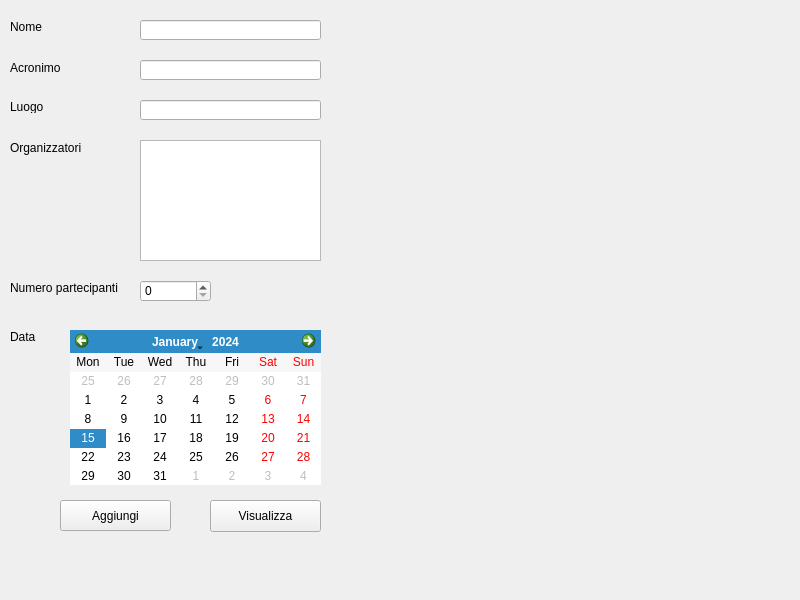
Old version of the form Progetto/paginaconferenza.ui in the repository marcovirgillo/ProgettoPO.
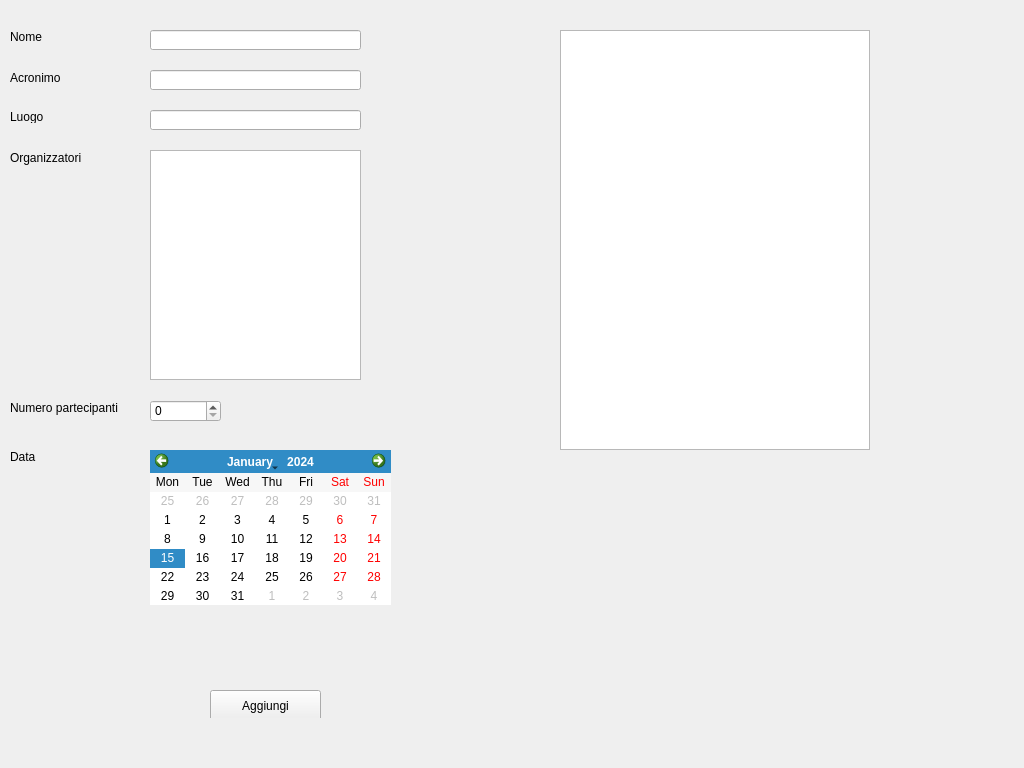
New version of the form.

```diff
--- a/Progetto/paginaconferenza.ui
+++ b/Progetto/paginaconferenza.ui
@@ -6,8 +6,8 @@
    <rect>
     <x>0</x>
     <y>0</y>
-    <width>800</width>
-    <height>600</height>
+    <width>1024</width>
+    <height>768</height>
    </rect>
   </property>
   <property name="windowTitle">
@@ -18,8 +18,8 @@
     <rect>
      <x>0</x>
      <y>0</y>
-     <width>800</width>
-     <height>550</height>
+     <width>1024</width>
+     <height>718</height>
     </rect>
    </property>
    <property name="currentIndex">
@@ -29,41 +29,18 @@
     <widget class="QLineEdit" name="Nome">
      <property name="geometry">
       <rect>
-       <x>140</x>
-       <y>20</y>
-       <width>181</width>
+       <x>150</x>
+       <y>30</y>
+       <width>211</width>
        <height>20</height>
       </rect>
      </property>
     </widget>
-    <widget class="QPushButton" name="buttonVisualizza">
-     <property name="geometry">
-      <rect>
-       <x>210</x>
-       <y>500</y>
-       <width>111</width>
-       <height>32</height>
-      </rect>
-     </property>
-     <property name="text">
-      <string>Visualizza</string>
-     </property>
-    </widget>
-    <widget class="QTextEdit" name="Organizzatori">
-     <property name="geometry">
-      <rect>
-       <x>140</x>
-       <y>140</y>
-       <width>181</width>
-       <height>121</height>
-      </rect>
-     </property>
-    </widget>
     <widget class="QLabel" name="labelNome">
      <property name="geometry">
       <rect>
        <x>10</x>
-       <y>20</y>
+       <y>30</y>
        <width>47</width>
        <height>13</height>
       </rect>
@@ -75,8 +52,8 @@
     <widget class="QPushButton" name="buttonAggiungi">
      <property name="geometry">
       <rect>
-       <x>60</x>
-       <y>500</y>
+       <x>210</x>
+       <y>690</y>
        <width>111</width>
        <height>31</height>
       </rect>
@@ -89,7 +66,7 @@
      <property name="geometry">
       <rect>
        <x>10</x>
-       <y>100</y>
+       <y>110</y>
        <width>47</width>
        <height>13</height>
       </rect>
@@ -102,7 +79,7 @@
      <property name="geometry">
       <rect>
        <x>10</x>
-       <y>60</y>
+       <y>70</y>
        <width>71</width>
        <height>16</height>
       </rect>
@@ -115,7 +92,7 @@
      <property name="geometry">
       <rect>
        <x>10</x>
-       <y>280</y>
+       <y>400</y>
        <width>131</width>
        <height>16</height>
       </rect>
@@ -127,9 +104,9 @@
     <widget class="QCalendarWidget" name="Data">
      <property name="geometry">
       <rect>
-       <x>70</x>
-       <y>330</y>
-       <width>251</width>
+       <x>150</x>
+       <y>450</y>
+       <width>241</width>
        <height>155</height>
       </rect>
      </property>
@@ -149,9 +126,9 @@
     <widget class="QLineEdit" name="Luogo">
      <property name="geometry">
       <rect>
-       <x>140</x>
-       <y>100</y>
-       <width>181</width>
+       <x>150</x>
+       <y>110</y>
+       <width>211</width>
        <height>20</height>
       </rect>
      </property>
@@ -159,8 +136,8 @@
     <widget class="QSpinBox" name="NumeroPartecipanti">
      <property name="geometry">
       <rect>
-       <x>140</x>
-       <y>280</y>
+       <x>150</x>
+       <y>400</y>
        <width>71</width>
        <height>22</height>
       </rect>
@@ -170,7 +147,7 @@
      <property name="geometry">
       <rect>
        <x>10</x>
-       <y>140</y>
+       <y>150</y>
        <width>91</width>
        <height>16</height>
       </rect>
@@ -182,9 +159,9 @@
     <widget class="QLineEdit" name="Acronimo">
      <property name="geometry">
       <rect>
-       <x>140</x>
-       <y>60</y>
-       <width>181</width>
+       <x>150</x>
+       <y>70</y>
+       <width>211</width>
        <height>20</height>
       </rect>
      </property>
@@ -193,7 +170,7 @@
      <property name="geometry">
       <rect>
        <x>10</x>
-       <y>330</y>
+       <y>450</y>
        <width>47</width>
        <height>13</height>
       </rect>
@@ -202,32 +179,28 @@
       <string>Data</string>
      </property>
     </widget>
-   </widget>
-   <widget class="QWidget" name="pageVisualizza">
     <widget class="QListWidget" name="listConferenze">
      <property name="geometry">
       <rect>
-       <x>220</x>
-       <y>110</y>
-       <width>330</width>
-       <height>370</height>
+       <x>560</x>
+       <y>30</y>
+       <width>310</width>
+       <height>420</height>
       </rect>
      </property>
     </widget>
-    <widget class="QLabel" name="labelConferenzeInserite">
+    <widget class="QPlainTextEdit" name="Organizzatori">
      <property name="geometry">
       <rect>
-       <x>220</x>
-       <y>80</y>
-       <width>121</width>
-       <height>21</height>
+       <x>150</x>
+       <y>150</y>
+       <width>211</width>
+       <height>230</height>
       </rect>
      </property>
-     <property name="text">
-      <string>Conferenze inserite</string>
-     </property>
     </widget>
    </widget>
+   <widget class="QWidget" name="page2"/>
   </widget>
  </widget>
  <resources/>
```
